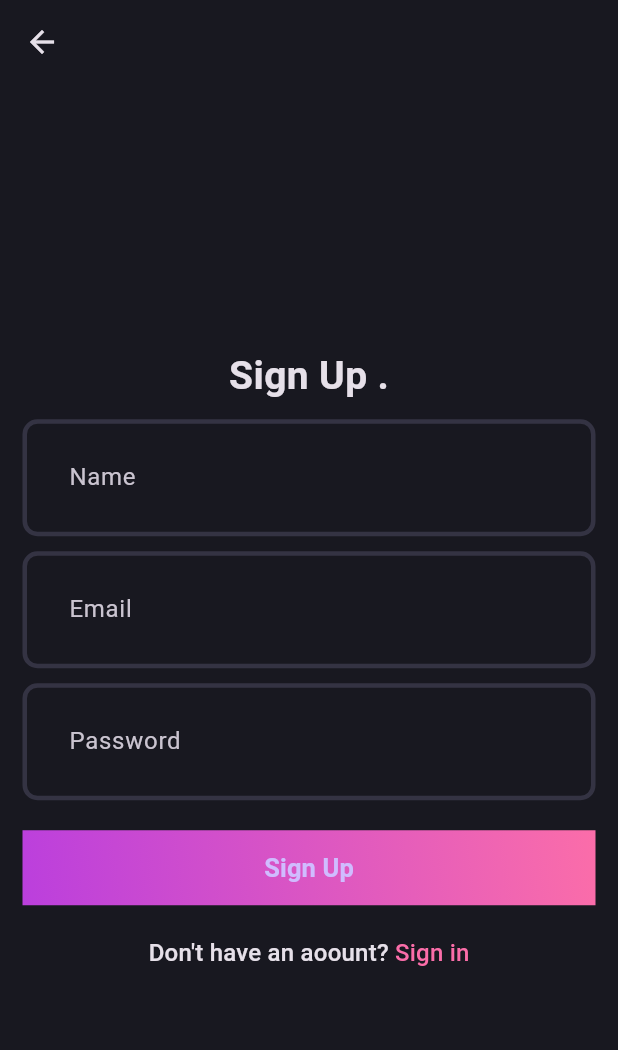
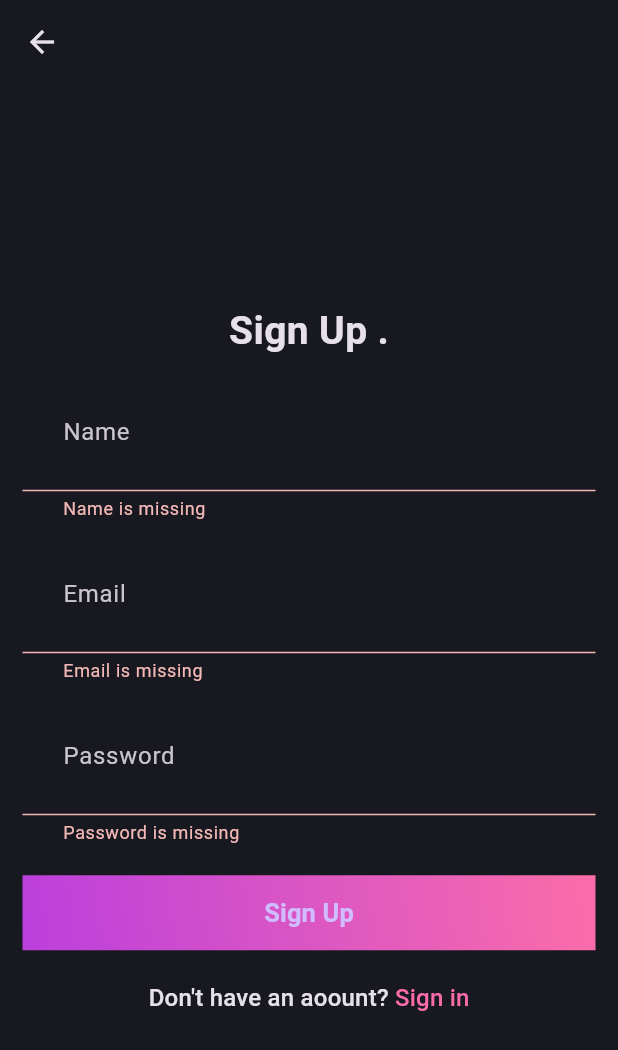
Before and after one commit to Akshaydevak/rivan_project, a Flutter app: the SignupPage screen opened directly, after a tap on "Sign Up", on a phone screen of 412 x 824 dp. Shown: the top 1050 px of the screen. Run offline on Flutter 3.47's test engine with Material 3 defaults, Android fonts, the phone set to English and light mode, and no system bars; our stand-ins replace flutter_bloc, fpdart, get_it, supabase_flutter; accounts and stored records are empty.

Commit message:
after completing the binding and occure an error ,not regidtered in supabase

```diff
--- a/lib/core/use_cases/use_case.dart
+++ b/lib/core/use_cases/use_case.dart
@@ -0,0 +1,6 @@
+import 'package:fpdart/fpdart.dart';
+import 'package:rivan/core/errors/failiures.dart';
+
+abstract interface class UseCase<SuccessType,Params>{
+  Future<Either<Failure,SuccessType>>call(Params params);
+}
--- a/lib/features/auth/data/auth_remote_data_source.dart
+++ b/lib/features/auth/data/auth_remote_data_source.dart
@@ -11,9 +11,11 @@
   Future<String> signUpWithEmailnamePassword({required String name, required String email, required String password}) async {
 
   try{
-      final response=await  supaBaseClient.auth.signUp(password: password,email: email,data: {
+      print("blocssssssssssssssaaaaaa${supaBaseClient}");
+      final response=await  Supabase.instance.client  .auth.signUp(password: password,email: email,data: {
       'name':name
     });
+    print(response);
 if(response.user?.id==null){
   throw const  ServerException("User  is null");
 }
--- a/lib/features/auth/data/auth_repositories.dart
+++ b/lib/features/auth/data/auth_repositories.dart
@@ -21,6 +21,8 @@
       required String email,
       required String password}) async {
     try {
+        print("bloczzzzzzzzzzzzzzzzzzzz${email}");
+
     final dataResponse=await  remoteDataSource.signUpWithEmailnamePassword(name: name, email: email, password: password);
     return right(dataResponse);
 
--- a/lib/features/auth/domain/usecase/usecase_sign_up.dart
+++ b/lib/features/auth/domain/usecase/usecase_sign_up.dart
@@ -0,0 +1,24 @@
+import 'package:fpdart/src/either.dart';
+import 'package:rivan/core/errors/failiures.dart';
+import 'package:rivan/core/use_cases/use_case.dart';
+import 'package:rivan/features/auth/domain/repostitory/auth_repository.dart';
+
+class UseCaseSignUp implements UseCase<String,UserSignUpParams>{
+  final  AuthReposiotry reposiotry;
+  UseCaseSignUp({required this.reposiotry});
+
+  @override
+  Future<Either<Failure, String>> call(UserSignUpParams params) async{
+      print("blocggg${params.email}");
+   return await reposiotry.signUpWithEmailnamePassword(name: params.name, email: params.email, password: params.password);
+      }
+}
+
+
+class UserSignUpParams{
+  final String name;
+  final String email;
+  final  String password;
+  UserSignUpParams(  {required this.name,required this.email,required this.password,});
+
+}
--- /dev/null
+++ b/lib/features/auth/presentation/bloc/auth_bloc/auth_bloc.dart
@@ -0,0 +1,20 @@
+
+
+import 'package:flutter/material.dart';
+import 'package:flutter_bloc/flutter_bloc.dart';
+import 'package:rivan/features/auth/domain/usecase/usecase_sign_up.dart';
+
+part 'auth_event.dart';
+part 'auth_state.dart';
+
+class AuthBloc extends Bloc<AuthEvent, AuthState> {
+  final UseCaseSignUp _useCaseSignUp;
+  AuthBloc({required UseCaseSignUp useCaseSignUp }) :_useCaseSignUp=useCaseSignUp, super(AuthInitial()) {
+  on<AuthSignUp>((event, emit)async {
+    print("bloc${event.email}");
+  final response= await _useCaseSignUp(UserSignUpParams(name: event.name, email:event. email, password: event.password));
+  response.fold((l) => AuthFailure(l.message), (r) => AuthSuccess(r));
+  });
+
+  }
+}
--- /dev/null
+++ b/lib/features/auth/presentation/bloc/auth_bloc/auth_event.dart
@@ -0,0 +1,12 @@
+part of 'auth_bloc.dart';
+
+@immutable
+sealed class AuthEvent {}
+final  class AuthSignUp extends AuthEvent{
+  final String name;
+  final String email;
+  final String password;
+
+  AuthSignUp({required this.name, required this.email, required this.password});
+
+}
--- /dev/null
+++ b/lib/features/auth/presentation/bloc/auth_bloc/auth_state.dart
@@ -0,0 +1,18 @@
+part of 'auth_bloc.dart';
+
+@immutable
+sealed class AuthState {
+  const AuthState();
+}
+
+final class AuthInitial extends AuthState {}
+final class AuthLoading extends AuthState{}
+final class AuthSuccess extends AuthState{
+  final String uid;
+  const AuthSuccess(this.uid);
+}
+final class AuthFailure extends AuthState{
+  final String message;
+ const AuthFailure(this.message);
+
+}
--- a/lib/features/auth/presentation/pages/login_page.dart
+++ b/lib/features/auth/presentation/pages/login_page.dart
@@ -52,7 +52,9 @@
               const SizedBox(
                 height: 20,
               ),
-              const AuthGradientButton(buttontext: "Sign in",),
+               AuthGradientButton(buttontext: "Sign in",onPressed: (){
+
+              },),
               const SizedBox(
                 height: 20,
               ),
--- a/lib/features/auth/presentation/pages/sign_up.dart
+++ b/lib/features/auth/presentation/pages/sign_up.dart
@@ -1,5 +1,9 @@
+import 'dart:developer';
+
 import 'package:flutter/material.dart';
+import 'package:flutter_bloc/flutter_bloc.dart';
 import 'package:rivan/core/theme/app_pellete.dart';
+import 'package:rivan/features/auth/presentation/bloc/auth_bloc/auth_bloc.dart';
 import 'package:rivan/features/auth/presentation/widgets/auth_field.dart';
 import 'package:rivan/features/auth/presentation/widgets/auth_gradiant_button.dart';
 
@@ -60,7 +64,13 @@
               const SizedBox(
                 height: 20,
               ),
-              const AuthGradientButton(buttontext: "Sign Up",),
+               AuthGradientButton(buttontext: "Sign Up",onPressed: (){
+                log("prinnnn",name: "sign up");
+                if(formKey.currentState?.validate()==true){
+                   context.read<AuthBloc>().add(AuthSignUp(name: nameController.text.trim(), email: emmailController.text.trim(), password: passwordController.text.trim()));
+                }
+
+               },),
               const SizedBox(
                 height: 20,
               ),
--- a/lib/features/auth/presentation/widgets/auth_gradiant_button.dart
+++ b/lib/features/auth/presentation/widgets/auth_gradiant_button.dart
@@ -3,7 +3,8 @@
 
 class AuthGradientButton extends StatelessWidget {
   final String buttontext;
-  const AuthGradientButton({super.key,required this.buttontext});
+  final VoidCallback onPressed;
+  const AuthGradientButton({super.key,required this.buttontext,required this.onPressed});
 
   @override
   Widget build(BuildContext context) {
@@ -13,7 +14,7 @@
           end: Alignment.topRight,
               colors: [AppPallete.gradient1, AppPallete.gradient2])),
       child: ElevatedButton(
-        onPressed: () {},
+        onPressed: onPressed,
         style: ElevatedButton.styleFrom(
             fixedSize: const Size(395, 50),shadowColor: Colors.transparent,
             backgroundColor: Colors.transparent),
--- a/pubspec.yaml
+++ b/pubspec.yaml
@@ -37,6 +37,9 @@
   cupertino_icons: ^1.0.2
   fpdart: ^1.1.0
   supabase_flutter: ^2.5.7
+  flutter_bloc: ^8.1.6
+  bloc: ^8.1.4
+  get_it: ^7.6.7
 
 dev_dependencies:
   flutter_test:
```
Also changed, not shown: lib/init_dependencies.dart (added, +25 -0 lines), lib/main.dart (+16 -5 lines), pubspec.lock.
